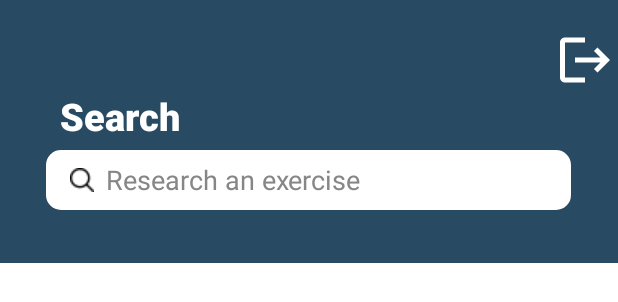
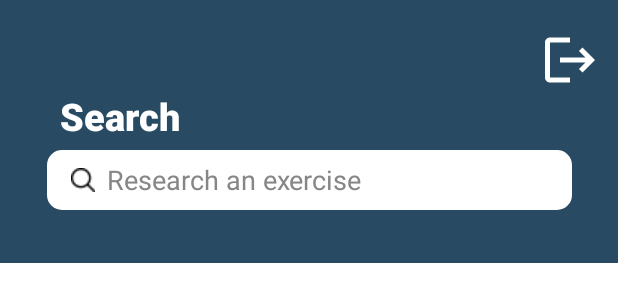
Before and after one commit to pedroberri/Hustle, an Android app: the layout fragment_search.xml on its own in the app's theme, with its tools: preview values and no code run, on a phone screen of 412 x 824 dp. Shown: the top 302 px of the screen. Run offline under Robolectric (Android 15) with nearby library versions, the light colour scheme and no system bars.

Commit message:
Search almost done

```diff
--- a/app/src/main/res/drawable-v24/card_search.xml
+++ b/app/src/main/res/drawable-v24/card_search.xml
@@ -10,7 +10,7 @@
     </corners>
 
     <size
-        android:width="150dp"
+        android:width="350dp"
         android:height="100dp">
     </size>
 
--- a/app/src/main/res/layout/activity_home.xml
+++ b/app/src/main/res/layout/activity_home.xml
@@ -5,7 +5,6 @@
     android:layout_width="match_parent"
     android:layout_height="match_parent"
     tools:context=".HomeActivity">
-
 
     <FrameLayout
         android:id="@+id/frameLayout"
--- a/app/src/main/res/layout/fragment_search.xml
+++ b/app/src/main/res/layout/fragment_search.xml
@@ -1,5 +1,7 @@
 <?xml version="1.0" encoding="utf-8"?>
-<FrameLayout xmlns:android="http://schemas.android.com/apk/res/android"
+<androidx.constraintlayout.widget.ConstraintLayout
+    xmlns:android="http://schemas.android.com/apk/res/android"
+    xmlns:app="http://schemas.android.com/apk/res-auto"
     xmlns:tools="http://schemas.android.com/tools"
     android:layout_width="match_parent"
     android:layout_height="match_parent"
@@ -9,14 +11,19 @@
         android:id="@+id/header"
         android:layout_width="match_parent"
         android:layout_height="175dp"
-        android:background="@color/azulCirculo" />
+        android:background="@color/azulCirculo"
+        app:layout_constraintEnd_toEndOf="parent"
+        app:layout_constraintStart_toStartOf="parent"
+        app:layout_constraintTop_toTopOf="parent"/>
 
     <ImageView
         android:id="@+id/logout"
         android:layout_width="40dp"
         android:layout_height="40dp"
+        app:layout_constraintTop_toTopOf="parent"
+        app:layout_constraintStart_toStartOf="parent"
         android:layout_marginTop="20dp"
-        android:layout_marginLeft="370dp"
+        android:layout_marginLeft="360dp"
         android:src="@drawable/ic_logout"/>
 
     <TextView
@@ -29,31 +36,44 @@
         android:textColor="@color/white"
         android:textSize="25dp"
         android:layout_marginTop="60dp"
-        android:layout_marginStart="40dp"/>
+        android:layout_marginStart="40dp"
+        app:layout_constraintTop_toTopOf="parent"
+        app:layout_constraintStart_toStartOf="parent"/>
 
     <EditText
         android:id="@+id/editTextTextPersonName"
         android:layout_width="350dp"
         android:layout_height="40dp"
-        android:paddingStart="16dp"
+        android:layout_marginTop="100dp"
+        android:background="@drawable/edit_text"
         android:drawableStart="@drawable/lupamenor"
         android:drawablePadding="8dp"
-        android:background="@drawable/edit_text"
+        android:fontFamily="sans-serif"
+        android:hint="Research an exercise"
+        android:inputType="text"
+        android:paddingStart="16dp"
         android:textColor="@color/black"
-        android:fontFamily="sans-serif"
-        android:inputType="text"
-        android:hint="Research an exercise"
         android:textColorHint="@color/cinza"
-        android:layout_marginTop="100dp"
-        android:layout_gravity="center_horizontal"
-        />
+        app:layout_constraintEnd_toEndOf="parent"
+        app:layout_constraintStart_toStartOf="parent"
+        app:layout_constraintTop_toTopOf="parent" />
 
-    <LinearLayout
-        android:id="@+id/div"
-        android:layout_width="350dp"
-        android:layout_height="match_parent"
-        android:layout_marginTop="200dp"
-        android:layout_gravity="center_horizontal"
-        android:orientation="vertical" />
+    <ScrollView
+        android:id="@+id/scrollView"
+        android:layout_width="match_parent"
+        android:layout_height="640dp"
+        android:layout_marginTop="175dp"
+        app:layout_constraintEnd_toEndOf="parent"
+        app:layout_constraintHorizontal_bias="0.0"
+        app:layout_constraintStart_toStartOf="parent"
+        app:layout_constraintTop_toTopOf="@+id/header">
 
-</FrameLayout>
+        <LinearLayout
+            android:id="@+id/div"
+            android:layout_width="wrap_content"
+            android:layout_height="match_parent"
+            android:layout_gravity="center_horizontal"
+            android:orientation="vertical" />
+
+    </ScrollView>
+</androidx.constraintlayout.widget.ConstraintLayout>
```
Also changed, not shown: app/src/main/java/com/example/appstyle/fragment/SearchFragment.java (+13 -22 lines).
